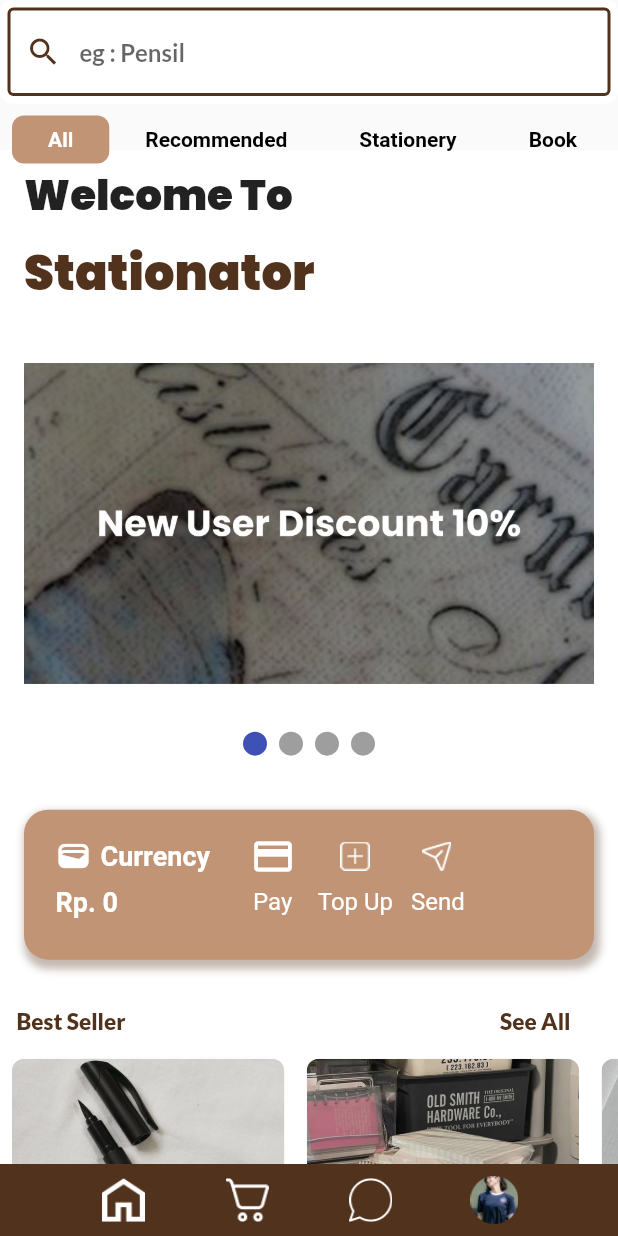
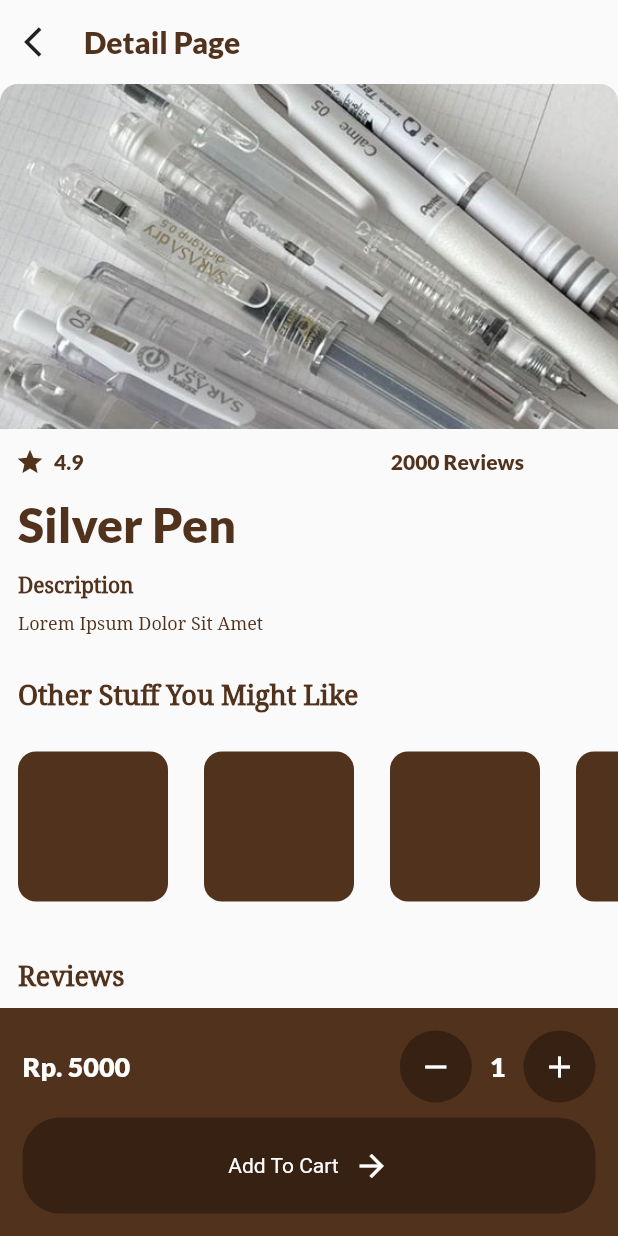
Before and after one commit to SkyPooZi/stationery_store, a Flutter app: the screen it shows after launch, on a phone screen of 412 x 824 dp. Run offline on Flutter 3.47's test engine with Material 2 defaults, Android fonts, the light colour scheme and no system bars; drawn by our look-alikes of carousel_slider, smooth_page_indicator; our stand-ins replace get, shared_preferences.

Commit message:
feat[HNJ]create-detail-page

```diff
--- a/lib/main.dart
+++ b/lib/main.dart
@@ -2,6 +2,8 @@ import 'package:flutter/material.dart';
 import 'package:get/get.dart';
 import 'package:stationery_store/pages/chattingPageWithFriend.dart';
 import 'package:stationery_store/pages/chatting_page.dart';
+import 'package:stationery_store/pages/detailPage.dart';
+import 'package:stationery_store/pages/detailPageImage.dart';
 import 'package:stationery_store/pages/home_page.dart';
 import 'package:stationery_store/pages/listItemPage.dart';
 import 'package:stationery_store/pages/listProductBestSeller.dart';
@@ -20,7 +22,7 @@ class MyApp extends StatelessWidget {
     return GetMaterialApp(
       initialRoute: AppPages.INITIAL,
       getPages: AppPages.pages,
-      home: HomePage(),
+      home: DetailPageImages(),
     );
   }
 }
--- /dev/null
+++ b/lib/pages/detailPage.dart
@@ -0,0 +1,19 @@
+import 'package:flutter/material.dart';
+import 'package:stationery_store/helper/themes.dart';
+
+import 'detailPageImage.dart';
+
+class DetailPage extends StatelessWidget {
+
+  @override
+  Widget build(BuildContext context) {
+    return Container(
+      color: primaryColor,
+      child: Column(
+        children: [
+
+        ],
+      ),
+    );
+  }
+}
--- /dev/null
+++ b/lib/pages/detailPageImage.dart
@@ -0,0 +1,373 @@
+import 'package:flutter/material.dart';
+import 'package:stationery_store/helper/themes.dart';
+
+import '../widget/buttonDetailPage.dart';
+
+class DetailPageImages extends StatefulWidget {
+
+  @override
+  State<DetailPageImages> createState() => _DetailPageImagesState();
+}
+
+class _DetailPageImagesState extends State<DetailPageImages> {
+
+  @override
+  Widget build(BuildContext context) {
+    return Scaffold(
+      appBar: AppBar(
+
+        title: Text(
+          "Detail Page", style: TextStyle(
+          fontSize: 20,
+          fontWeight: FontWeight.bold,
+          fontFamily: 'Lato',
+          color: primaryTextColor,
+          ),
+        ),
+
+        titleSpacing: 0,
+        elevation: 0,
+        foregroundColor: Colors.black87,
+        backgroundColor: Colors.transparent,
+        leading: (
+        Icon(Icons.arrow_back_ios)
+        ),
+      ),
+
+      body: Column(
+        children: [
+          Expanded(
+            child: ListView(
+              children: [
+                Container(
+                  child: ClipRRect(
+                    borderRadius: BorderRadius.only(topLeft: Radius.circular(12),topRight: Radius.circular(12)),
+                    child: Image.asset('assets/silverPen.jpg', height: 230,fit: BoxFit.cover,),
+                  ),
+                ),
+
+                SizedBox(height: 12,),
+
+                Padding(
+                  padding: EdgeInsets.only(left: 10),
+                  child : Row(
+                    children: [
+                      Icon(Icons.star,color: primaryTextColor,size: 20,),
+                      SizedBox(width: 6,),
+
+                      Text("4.9", style: TextStyle(
+                        fontSize: 14,
+                        fontWeight: FontWeight.bold,
+                        fontFamily: 'Lato',
+                        color: primaryTextColor,
+                      ),),
+
+                      SizedBox(width: 205,),
+
+                      Text("2000 Reviews", style: TextStyle(
+                        fontSize: 14,
+                        fontWeight: FontWeight.bold,
+                        fontFamily: 'Lato',
+                        color: primaryTextColor,
+                      ),),
+
+                    ],
+                  ),
+                ),
+
+                SizedBox(height: 12,),
+
+                Column(
+                  crossAxisAlignment: CrossAxisAlignment.start,
+                  children: [
+                    Padding(
+                      padding: EdgeInsets.only(left: 12),
+                      child : Text("Silver Pen",style: TextStyle(
+                        fontSize: 32,
+                        fontWeight: FontWeight.bold,
+                        fontFamily: 'Lato',
+                        color: primaryTextColor,
+                      ),),
+                    ),
+
+                    SizedBox(height: 12,),
+
+                    Padding(
+                      padding: EdgeInsets.only(left: 12),
+                      child : Text("Description",style: TextStyle(
+                        fontSize: 14,
+                        fontWeight: FontWeight.bold,
+                        fontFamily: 'NotoSerifRegular',
+                        color: primaryTextColor,
+                      ),),
+                    ),
+
+                    SizedBox(height: 8,),
+
+                    Padding(
+                      padding: EdgeInsets.only(left: 12),
+                      child : Text("Lorem Ipsum Dolor Sit Amet",
+                        style: TextStyle(
+                        fontSize: 12,
+                        fontFamily: 'NotoSerifRegular',
+                        color: primaryTextColor,
+                      ),),
+                    ),
+
+                    SizedBox(height: 28,),
+
+                    Padding(
+                      padding: EdgeInsets.only(left: 12),
+                      child : Text("Other Stuff You Might Like ",
+                        style: TextStyle(
+                        fontSize: 18,
+                        fontWeight: FontWeight.bold,
+                        fontFamily: 'NotoSerifRegular',
+                        color: primaryTextColor,
+                      ),),
+                    ),
+
+                    Container(
+                      height: 150,
+                      child: ListView(
+                        scrollDirection: Axis.horizontal,
+                        children: [
+                          Row(
+                            children: [
+                              InkWell(
+                                onTap: (){},
+                                child: Padding(
+                                  padding: EdgeInsets.all(12),
+                                  child : Container(
+                                    width: 100,
+                                    height: 100,
+                                    decoration: BoxDecoration(
+                                      borderRadius: BorderRadius.circular(12),
+                                      color: primaryTextColor,
+                                    ),
+
+                                  ),
+                                ),
+                              ),
+
+                              InkWell(
+                                onTap: (){},
+                                child: Padding(
+                                  padding: EdgeInsets.all(12),
+                                  child : Container(
+                                    width: 100,
+                                    height: 100,
+                                    decoration: BoxDecoration(
+                                      borderRadius: BorderRadius.circular(12),
+                                      color: primaryTextColor,
+                                    ),
+
+                                  ),
+                                ),
+                              ),
+
+                              InkWell(
+                                onTap: (){},
+                                child: Padding(
+                                  padding: EdgeInsets.all(12),
+                                  child : Container(
+                                    width: 100,
+                                    height: 100,
+                                    decoration: BoxDecoration(
+                                      borderRadius: BorderRadius.circular(12),
+                                      color: primaryTextColor,
+                                    ),
+
+                                  ),
+                                ),
+                              ),
+
+                              InkWell(
+                                onTap: (){},
+                                child: Padding(
+                                  padding: EdgeInsets.all(12),
+                                  child : Container(
+                                    width: 100,
+                                    height: 100,
+                                    decoration: BoxDecoration(
+                                      borderRadius: BorderRadius.circular(12),
+                                      color: primaryTextColor,
+                                    ),
+
+                                  ),
+                                ),
+                              ),
+
+                            ],
+                          ),
+                        ],
+                      ),
+                    ),
+                    Column(
+                      mainAxisAlignment: MainAxisAlignment.start,
+                      children: [
+
+                        Padding(
+                          padding: EdgeInsets.only(left: 12, top: 12),
+                          child : Text(
+                            "Reviews",
+                            style: TextStyle(
+                              fontSize: 18,
+                              fontWeight: FontWeight.bold,
+                              fontFamily: 'NotoSerifRegular',
+                              color: primaryTextColor,
+                            ),),
+                        ),
+                      ],
+                    ),
+
+                    Row(
+                      children: [
+                        Padding(
+                          padding: EdgeInsets.only(left: 9, top: 12),
+                            child : Row(
+                              crossAxisAlignment: CrossAxisAlignment.start,
+                              children: [
+                                Icon(Icons.photo,color: primaryTextColor, ),
+
+                                Column(
+                                  crossAxisAlignment: CrossAxisAlignment.start,
+                                  children: [
+
+                                    Row(
+                                      children: [
+                                        Padding(
+                                          padding: EdgeInsets.only(left: 6),
+                                          child : Text(
+                                            "Skypoo",
+                                            style: TextStyle(
+                                              fontSize: 18,
+                                              fontWeight: FontWeight.w600,
+                                              fontFamily: 'NotoSerifRegular',
+                                              color: primaryTextColor,
+                                            ),
+                                          ),
+                                        ),
+
+                                        Padding(
+                                          padding: EdgeInsets.only(left: 170),
+                                          child : Row(
+                                            children: [
+
+                                              Icon(Icons.star,color: primaryTextColor,size: 20,),
+
+                                              Text(
+                                                  "Rating 4.9",
+                                                    style: TextStyle(
+                                                    fontSize: 14,
+                                                    fontFamily: 'ItalicLato',
+                                                    fontWeight: FontWeight.bold,
+                                                    color: primaryTextColor,
+                                                ),
+                                              )
+                                            ],
+                                          )
+                                        ),
+
+                                      ],
+                                    ),
+
+                                    Padding(
+                                      padding: EdgeInsets.only(left: 6, bottom: 12),
+                                      child : Text(
+                                      "dnapwofubiaipfosbf",
+                                      style: TextStyle(
+                                        fontSize: 14,
+                                        fontFamily: 'NotoSerifMedium',
+                                        color: primaryTextColor,
+                                      ),
+                                    ),
+
+                                    ),
+                                  ],
+                                ),
+                              ],
+                            ),
+                        ),
+
+
+                      ],
+                    ),
+
+                  ],
+                ),
+
+              ],
+            ),
+          ),
+
+          Container(
+            color: primaryTextColor,
+            padding: EdgeInsets.all(15),
+            child: Column(
+              children: [
+                Row(
+                  mainAxisAlignment: MainAxisAlignment.spaceBetween,
+                  children: [
+                    Text(
+                      "Rp. 5000",
+                      style: TextStyle(
+                      fontSize: 18,
+                      fontWeight: FontWeight.bold,
+                      fontFamily: 'Lato',
+                      color: primaryColor,
+                    ),),
+
+                    Row(
+                      children: [
+                        Container(
+                          decoration: BoxDecoration(
+                              color: darkerPrimaryTextColor.withOpacity(0.7),
+                              shape: BoxShape.circle
+                          ),
+                          child: IconButton(
+                            icon: Icon(Icons.remove, color: primaryColor,),
+                            onPressed: () {  },
+                          ),
+                        ),
+
+                        SizedBox(width: 12,),
+
+                        Text("1", style: TextStyle(
+                          fontSize: 18,
+                          fontWeight: FontWeight.bold,
+                          fontFamily: 'Lato',
+                          color: primaryColor,
+                        ),),
+
+                        SizedBox(width: 12,),
+
+
+                        Container(
+                          decoration: BoxDecoration(
+                              color: darkerPrimaryTextColor.withOpacity(0.7),
+                              shape: BoxShape.circle
+                          ),
+                          child: IconButton(
+                            icon: Icon(Icons.add, color: primaryColor,),
+                            onPressed: () {  },
+                          ),
+                        ),
+                      ],
+                    ),
+                  ],
+                ),
+
+                SizedBox(height: 10,),
+
+                MyButton(text: "Add To Cart")
+
+              ],
+            ),
+
+          )
+        ],
+      ),
+    );
+  }
+}
--- a/lib/pages/listItemPage.dart
+++ b/lib/pages/listItemPage.dart
@@ -25,7 +25,6 @@ class ListProductPage extends StatelessWidget {
       'deskripsi': 'Lorem ipsum dolor sit amet,',
       'imagePath': 'assets/promoCard1.png',
     },
-    // Add more products as needed
   ];
 
   @override
--- /dev/null
+++ b/lib/widget/buttonDetailPage.dart
@@ -0,0 +1,33 @@
+import 'package:flutter/material.dart';
+import 'package:stationery_store/helper/themes.dart';
+
+class MyButton extends StatelessWidget {
+  final String text;
+
+  MyButton({
+    super.key, required this.text,});
+
+  @override
+  Widget build(BuildContext context) {
+    return GestureDetector(
+      child: Container(
+        decoration: BoxDecoration(color: darkerPrimaryTextColor.withOpacity(0.7),
+            borderRadius: BorderRadius.circular(25)),
+        padding: EdgeInsets.all(20),
+        child: Row(
+          mainAxisAlignment: MainAxisAlignment.center,
+          children: [
+            Text(
+              text,
+              style: TextStyle(color: Colors.white),
+            ),
+
+            SizedBox(width: 10,),
+
+            Icon(Icons.arrow_forward, color: Colors.white,),
+          ],
+        ),
+      ),
+    );
+  }
+}
```
